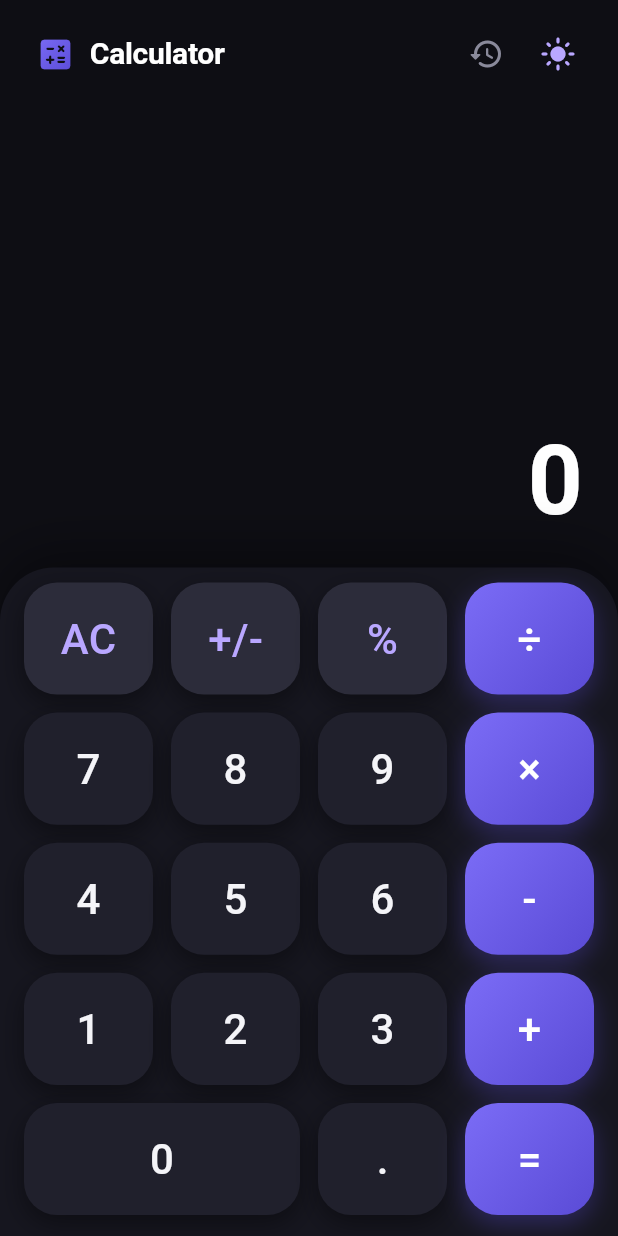
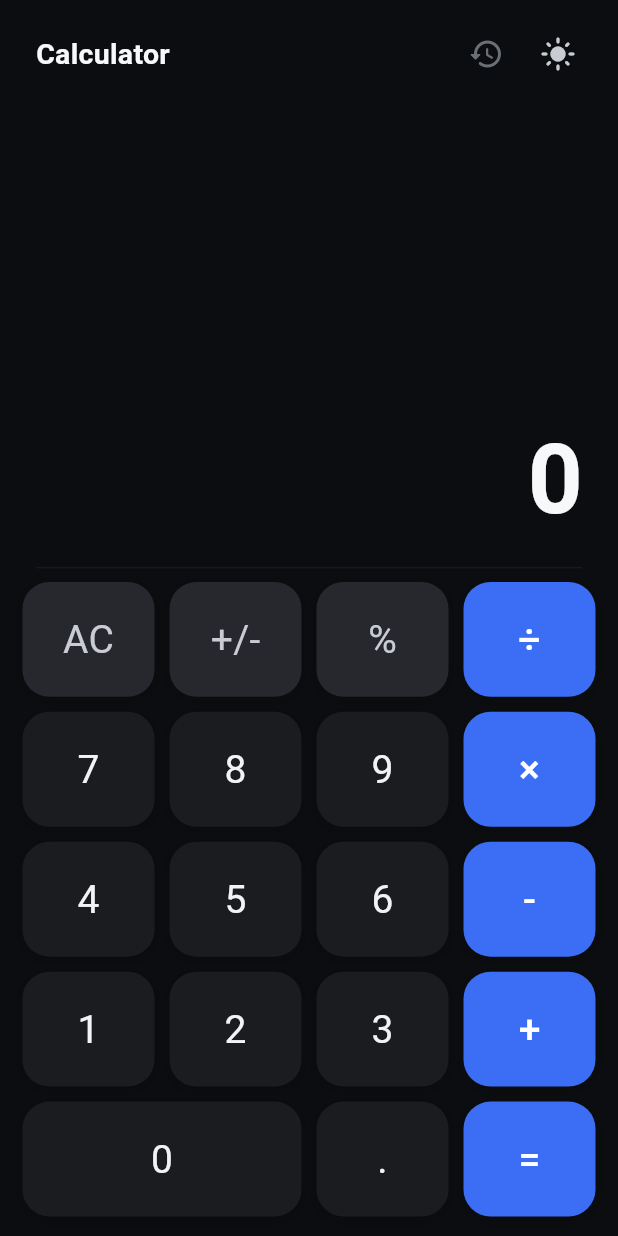
Before and after one commit to Antoni-Vasilev/claude_test, a Flutter app: the screen it shows after launch, on a phone screen of 412 x 824 dp. Run offline on Flutter 3.47's test engine with Material 3 defaults, Android fonts, the phone set to English and light mode, and no system bars.

Commit message:
Restyle calculator for a sober, professional look
- Replace bright purple gradients with a restrained, mostly-monochrome
  palette and a single flat accent (no colored glows)
- Flatten keys: solid fills, subtle Material ripple, gentle press-scale and
  a soft neutral shadow instead of the bouncy, glowing buttons
- Remove the floating rounded keypad panel; seamless flat layout with a
  hairline divider between display and keypad
- Simplify the header (drop the gradient icon, refine the title)
- Update widget test selectors (buttons now use InkWell)

https://claude.ai/code/session_01B6b571kd3V46MyMStvqkA6

```diff
--- a/lib/main.dart
+++ b/lib/main.dart
@@ -97,24 +97,14 @@ class _CalculatorPageState extends State<CalculatorPage> {
                       flex: 5,
                       child: CalculatorDisplay(controller: _controller),
                     ),
+                    Container(
+                      height: 1,
+                      margin: const EdgeInsets.symmetric(horizontal: 24),
+                      color: colors.displaySecondary.withValues(alpha: 0.12),
+                    ),
                     Expanded(
                       flex: 7,
-                      child: Container(
-                        decoration: BoxDecoration(
-                          color: colors.panelBackground,
-                          borderRadius: const BorderRadius.vertical(
-                            top: Radius.circular(36),
-                          ),
-                          boxShadow: [
-                            BoxShadow(
-                              color: colors.shadow,
-                              blurRadius: 30,
-                              offset: const Offset(0, -8),
-                            ),
-                          ],
-                        ),
-                        child: CalculatorKeypad(onKey: _onKey),
-                      ),
+                      child: CalculatorKeypad(onKey: _onKey),
                     ),
                   ],
                 ),
@@ -146,19 +136,13 @@ class _Header extends StatelessWidget {
       padding: const EdgeInsets.fromLTRB(24, 12, 16, 0),
       child: Row(
         children: [
-          ShaderMask(
-            shaderCallback: (rect) => colors.accentGradient.createShader(rect),
-            child: const Icon(Icons.calculate_rounded,
-                color: Colors.white, size: 26),
-          ),
-          const SizedBox(width: 10),
           Text(
             'Calculator',
             style: TextStyle(
               color: colors.displayPrimary,
-              fontSize: 20,
-              fontWeight: FontWeight.w700,
-              letterSpacing: -0.2,
+              fontSize: 19,
+              fontWeight: FontWeight.w600,
+              letterSpacing: 0.2,
             ),
           ),
           const Spacer(),
--- a/lib/theme/app_theme.dart
+++ b/lib/theme/app_theme.dart
@@ -102,38 +102,41 @@ class CalcColors extends ThemeExtension<CalcColors> {
 class AppTheme {
   const AppTheme._();
 
-  static const Color _seed = Color(0xFF6C5CE7);
+  static const Color _seed = Color(0xFF3B6EF5);
 
+  // A restrained, mostly-monochrome palette with a single, flat accent — no
+  // bright gradients or colored glows — so the app reads as a precise tool
+  // rather than a toy.
   static const CalcColors _darkColors = CalcColors(
-    screenBackground: Color(0xFF0E0E14),
-    panelBackground: Color(0xFF16161F),
-    displayPrimary: Color(0xFFFFFFFF),
-    displaySecondary: Color(0xFF8A8A9B),
-    digitButton: Color(0xFF20202C),
-    digitForeground: Color(0xFFF4F4F8),
-    functionButton: Color(0xFF2C2C3A),
-    functionForeground: Color(0xFFB9A7FF),
-    accentStart: Color(0xFF7B6CF6),
-    accentEnd: Color(0xFF5A4BD6),
+    screenBackground: Color(0xFF0C0D10),
+    panelBackground: Color(0xFF0C0D10),
+    displayPrimary: Color(0xFFF7F8FA),
+    displaySecondary: Color(0xFF6B6F76),
+    digitButton: Color(0xFF1A1C20),
+    digitForeground: Color(0xFFF2F3F5),
+    functionButton: Color(0xFF26282E),
+    functionForeground: Color(0xFFC9CCD2),
+    accentStart: Color(0xFF3B6EF5),
+    accentEnd: Color(0xFF3B6EF5),
     accentForeground: Color(0xFFFFFFFF),
-    error: Color(0xFFFF6B6B),
-    shadow: Color(0x66000000),
+    error: Color(0xFFE5484D),
+    shadow: Color(0x33000000),
   );
 
   static const CalcColors _lightColors = CalcColors(
-    screenBackground: Color(0xFFF1F2F8),
-    panelBackground: Color(0xFFFFFFFF),
-    displayPrimary: Color(0xFF1A1A2E),
-    displaySecondary: Color(0xFF9A9AAE),
+    screenBackground: Color(0xFFF4F5F7),
+    panelBackground: Color(0xFFF4F5F7),
+    displayPrimary: Color(0xFF14161A),
+    displaySecondary: Color(0xFF8A8F98),
     digitButton: Color(0xFFFFFFFF),
-    digitForeground: Color(0xFF1A1A2E),
-    functionButton: Color(0xFFE7E7F2),
-    functionForeground: Color(0xFF6C5CE7),
-    accentStart: Color(0xFF7B6CF6),
-    accentEnd: Color(0xFF5A4BD6),
+    digitForeground: Color(0xFF14161A),
+    functionButton: Color(0xFFE6E8EC),
+    functionForeground: Color(0xFF40454D),
+    accentStart: Color(0xFF3B6EF5),
+    accentEnd: Color(0xFF3B6EF5),
     accentForeground: Color(0xFFFFFFFF),
-    error: Color(0xFFE53E3E),
-    shadow: Color(0x1A1A1A40),
+    error: Color(0xFFD92D2D),
+    shadow: Color(0x14000000),
   );
 
   static ThemeData dark() => _build(Brightness.dark, _darkColors);
--- a/lib/widgets/calc_button.dart
+++ b/lib/widgets/calc_button.dart
@@ -5,8 +5,8 @@ import '../theme/app_theme.dart';
 /// Visual styles a calculator key can take.
 enum CalcButtonStyle { digit, function, operator, equals }
 
-/// A tactile, animated calculator key. Scales down while pressed and renders a
-/// gradient fill for accent (operator/equals) keys.
+/// A flat, refined calculator key. Uses a solid fill, a subtle Material ripple
+/// and a gentle press-scale — no gradients or colored glows.
 class CalcButton extends StatefulWidget {
   const CalcButton({
     super.key,
@@ -45,8 +45,8 @@ class _CalcButtonState extends State<CalcButton> {
     final background = switch (widget.style) {
       CalcButtonStyle.digit => colors.digitButton,
       CalcButtonStyle.function => colors.functionButton,
-      CalcButtonStyle.operator => null,
-      CalcButtonStyle.equals => null,
+      CalcButtonStyle.operator => colors.accentStart,
+      CalcButtonStyle.equals => colors.accentStart,
     };
 
     final foreground = switch (widget.style) {
@@ -57,43 +57,45 @@ class _CalcButtonState extends State<CalcButton> {
     };
 
     return Padding(
-      padding: const EdgeInsets.all(6),
-      child: GestureDetector(
-        onTapDown: (_) => _setPressed(true),
-        onTapUp: (_) => _setPressed(false),
-        onTapCancel: () => _setPressed(false),
-        onTap: widget.onTap,
-        onLongPress: widget.onLongPress,
+      padding: const EdgeInsets.all(5),
       child: AnimatedScale(
-          scale: _pressed ? 0.93 : 1.0,
-          duration: const Duration(milliseconds: 90),
+        scale: _pressed ? 0.97 : 1.0,
+        duration: const Duration(milliseconds: 70),
         curve: Curves.easeOut,
-          child: AnimatedContainer(
-            duration: const Duration(milliseconds: 120),
+        child: DecoratedBox(
           decoration: BoxDecoration(
-              color: background,
-              gradient: isAccent ? colors.accentGradient : null,
-              borderRadius: BorderRadius.circular(22),
+            borderRadius: BorderRadius.circular(18),
             boxShadow: [
               BoxShadow(
-                  color: isAccent
-                      ? colors.accentEnd.withValues(alpha: _pressed ? 0.15 : 0.35)
-                      : colors.shadow,
-                  blurRadius: _pressed ? 4 : 14,
-                  offset: Offset(0, _pressed ? 2 : 6),
+                color: colors.shadow,
+                blurRadius: 8,
+                offset: const Offset(0, 2),
               ),
             ],
           ),
+          child: Material(
+            color: background,
+            borderRadius: BorderRadius.circular(18),
+            clipBehavior: Clip.antiAlias,
+            child: InkWell(
+              onTap: widget.onTap,
+              onLongPress: widget.onLongPress,
+              onHighlightChanged: _setPressed,
+              splashColor: foreground.withValues(alpha: 0.10),
+              highlightColor: foreground.withValues(alpha: 0.06),
               child: Center(
                 child: widget.icon != null
-                  ? Icon(widget.icon, color: foreground, size: 26)
+                    ? Icon(widget.icon, color: foreground, size: 24)
                     : Text(
                         widget.label,
                         style: TextStyle(
                           color: foreground,
-                        fontSize: 28,
-                        fontWeight: FontWeight.w500,
+                          fontSize: 26,
+                          fontWeight: isAccent
+                              ? FontWeight.w500
+                              : FontWeight.w400,
                           height: 1,
+                        ),
                       ),
               ),
             ),
```
Also changed, not shown: 1 other file. Lines whose indentation alone changed are shown as unchanged.
